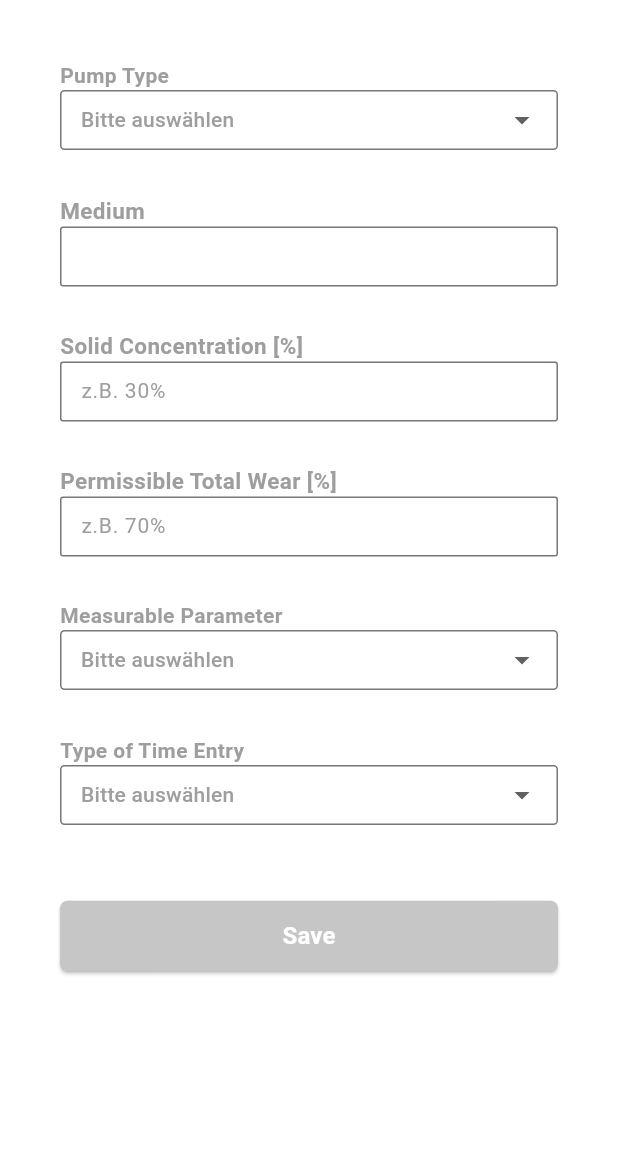
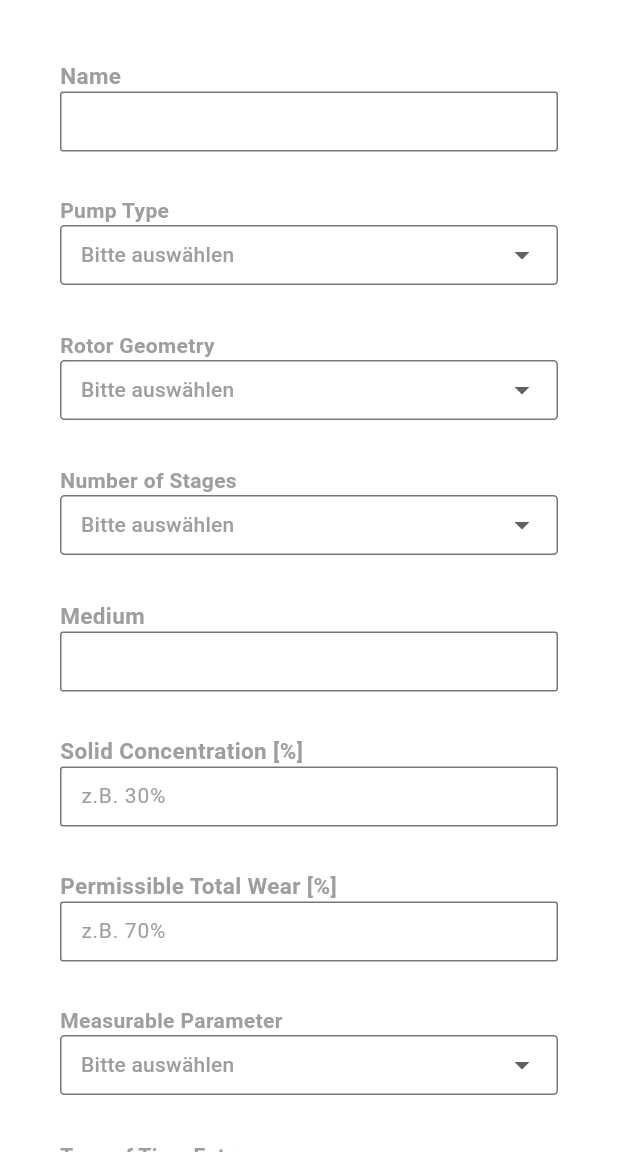
Before and after one commit to s0582346/pump-lifetime-prediction-app, a Flutter app: the screen it shows after launch, after a tap on "Add Pump", on a phone screen of 412 x 824 dp, the part 84-1236 px from its top. Run offline on Flutter 3.47's test engine with Material 3 defaults, Android fonts, the phone set to English and light mode, and no system bars; our stand-ins replace calendar_date_picker2, fl_chart, flutter_riverpod, sqflite; missing offline and left inert: scidart; accounts and stored records are empty.

Commit message:
added unique pump id / more pump parameters

```diff
--- a/lib/database/database_helper.dart
+++ b/lib/database/database_helper.dart
@@ -39,14 +39,15 @@ class DatabaseHelper {
   Future<void> _createTables(Database db, int version) async {
     // create the tables
 
-    // create pump table
+    // create pumps table
     await db.execute('''
-      CREATE TABLE pump (
+      CREATE TABLE pumps (
         date TEXT NOT NULL,
         id TEXT PRIMARY KEY NOT NULL,
         type TEXT NOT NULL,
+        name TEXT,
         rotorGeometry TEXT,
-        statorGeometry TEXT,
+        numberOfStages TEXT,
         speedChange TEXT,
         medium TEXT,
         measurableParameter TEXT NOT NULL,
@@ -56,7 +57,7 @@ class DatabaseHelper {
       )
     ''');
 
-    // create measurement table
+    // create measurements table
     await db.execute('''
       CREATE TABLE measurements (
         id INTEGER PRIMARY KEY AUTOINCREMENT NOT NULL,
@@ -75,10 +76,10 @@ class DatabaseHelper {
       )
     ''');
 
-    // create adjustment table
+    // create adjustments table
     await db.execute(
       '''
-      CREATE TABLE adjustment (
+      CREATE TABLE adjustments (
         id TEXT PRIMARY KEY NOT NULL,
         status TEXT NOT NULL,
         date TEXT NOT NULL,
@@ -88,9 +89,9 @@ class DatabaseHelper {
       '''
     );
 
-    // create prediction table
+    // create predictions table
     await db.execute('''
-      CREATE TABLE prediction (
+      CREATE TABLE predictions (
         id INTEGER PRIMARY KEY AUTOINCREMENT NOT NULL,
         adjustmentId TEXT NOT NULL,
         date TEXT NOT NULL,
--- a/lib/features/pump/pump.dart
+++ b/lib/features/pump/pump.dart
@@ -1,8 +1,12 @@
+import 'package:flutter_predictive_maintenance_app/shared/utils.dart';
+
 class Pump {
   final DateTime date;
+  final String id;
   final String type;
+  final name;
   final rotorGeometry;
-  final statorGeometry;
+  final numberOfStages;
   final speedChange; // Drehzahländerung
   final medium;
   final measurableParameter; // volume flow or pressure
@@ -12,8 +16,10 @@ class Pump {
 
   Pump({
     required this.type,
+    required this.id,
+    this.name,
     this.rotorGeometry,
-    this.statorGeometry,
+    this.numberOfStages,
     this.speedChange,
     this.medium,
     this.measurableParameter,
@@ -22,14 +28,12 @@ class Pump {
     this.typeOfTimeEntry,
   }) : date = DateTime.now();
 
-  // This getter makes pump.id always equal pump.type.
-  String get id => type;
-
-  // Updated copyWith without id parameter since id is derived from type.
   Pump copyWith({
-    String? type,
+    id,
+    type,
+    name,
     rotorGeometry,
-    statorGeometry,
+    numberOfStages,
     speedChange,
     medium,
     measurableParameter,
@@ -38,9 +42,11 @@ class Pump {
     typeOfTimeEntry,
   }) {
     return Pump(
+      id: id ?? this.id,
       type: type ?? this.type,
+      name: name ?? this.name,
       rotorGeometry: rotorGeometry ?? this.rotorGeometry,
-      statorGeometry: statorGeometry ?? this.statorGeometry,
+      numberOfStages: numberOfStages ?? this.numberOfStages,
       speedChange: speedChange ?? this.speedChange,
       medium: medium ?? this.medium,
       measurableParameter: measurableParameter ?? this.measurableParameter,
@@ -54,13 +60,14 @@ class Pump {
     return {
       'date': date.toIso8601String(),
       'id': id,
+      'name': name,
       'type': type,
       'rotorGeometry': rotorGeometry,
-      'statorGeometry': statorGeometry,
+      'numberOfStages': numberOfStages,
       'speedChange': speedChange,
       'medium': medium,
       'measurableParameter': measurableParameter,
-      'permissibleTotalWear': permissibleTotalWear,
+      'permissibleTotalWear': Utils().convertToInt(permissibleTotalWear, factor: 100),
       'solidConcentration': solidConcentration,
       'typeOfTimeEntry': typeOfTimeEntry,
     };
@@ -68,13 +75,15 @@ class Pump {
 
   factory Pump.fromMap(Map<String, dynamic> map) {
     return Pump(
+      id: map['id'],
       type: map['type'],
+      name: map['name'],
       rotorGeometry: map['rotorGeometry'],
-      statorGeometry: map['statorGeometry'],
+      numberOfStages: map['numberOfStages'],
       speedChange: map['speedChange'],
       medium: map['medium'],
       measurableParameter: map['measurableParameter'],
-      permissibleTotalWear: map['permissibleTotalWear'],
+      permissibleTotalWear: (map['permissibleTotalWear']).toInt() / 100,
       solidConcentration: map['solidConcentration'],
       typeOfTimeEntry: map['typeOfTimeEntry'],
     );
--- a/lib/features/pump/pump_form_widget.dart
+++ b/lib/features/pump/pump_form_widget.dart
@@ -17,11 +17,29 @@ class PumpFormWidget extends ConsumerWidget {
     return ListView(
       padding: const EdgeInsets.all(40.0),
       children: [
+        InputWidget(
+          label: 'Name',
+          initialValue: pumpDataState.name,
+          onChanged: (value) => pumpDataNotifier.name = value,
+          keyboardType: TextInputType.text,
+        ),
         SelectWidget(
           label: 'Pump Type',
           selectedValue: pumpDataState.type,
           onChanged: (value) => pumpDataNotifier.pumpType = value,
           items: const ['NM045', 'NM063', 'NM070', 'NM090', 'NM100', 'NM150'],
+        ),
+        SelectWidget(
+          label: 'Rotor Geometry',
+          selectedValue: pumpDataState.rotorGeometry,
+          onChanged: (value) => pumpDataNotifier.rotorGeometry = value,
+          items: const ['S', 'L', 'D', 'P'],
+        ),
+        SelectWidget(
+          label: 'Number of Stages',
+          selectedValue: pumpDataState.numberOfStages,
+          onChanged: (value) => pumpDataNotifier.numberOfStages = value,
+          items: const ['1', '2'],
         ),
         InputWidget(
           label: 'Medium',
```
Also changed, not shown: lib/features/pump/pump_box.dart (+7 -1 lines), lib/features/pump/pump_data_controller.dart (+17 -16 lines), lib/features/pump/pump_service.dart (+19 -3 lines), lib/navigation/navigation.dart (+7 -11 lines).
